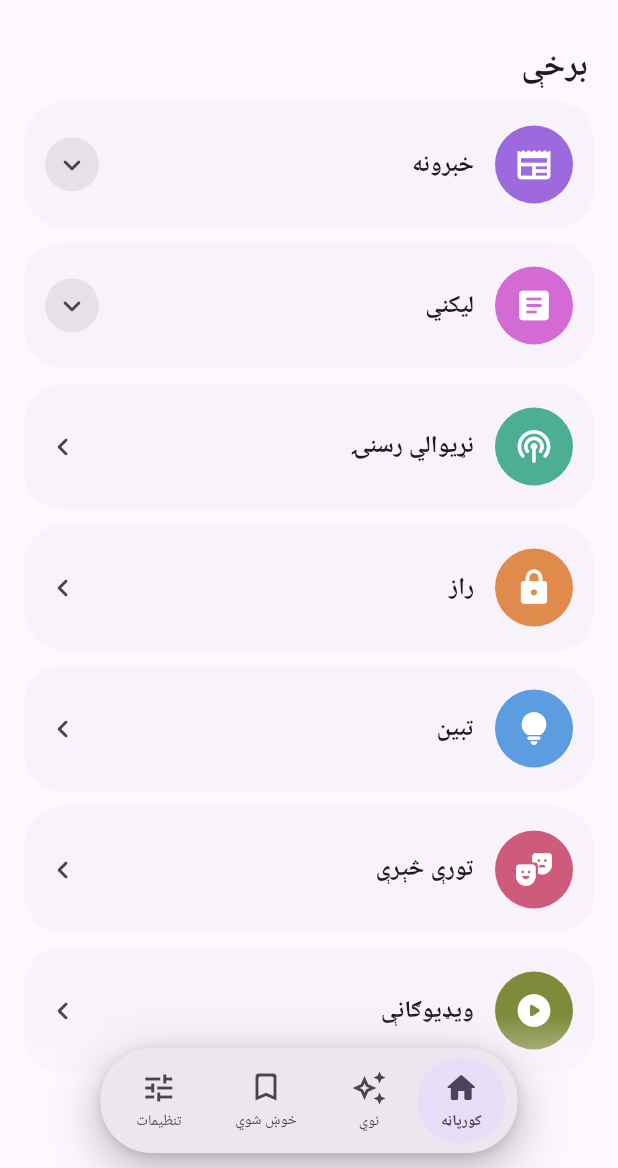
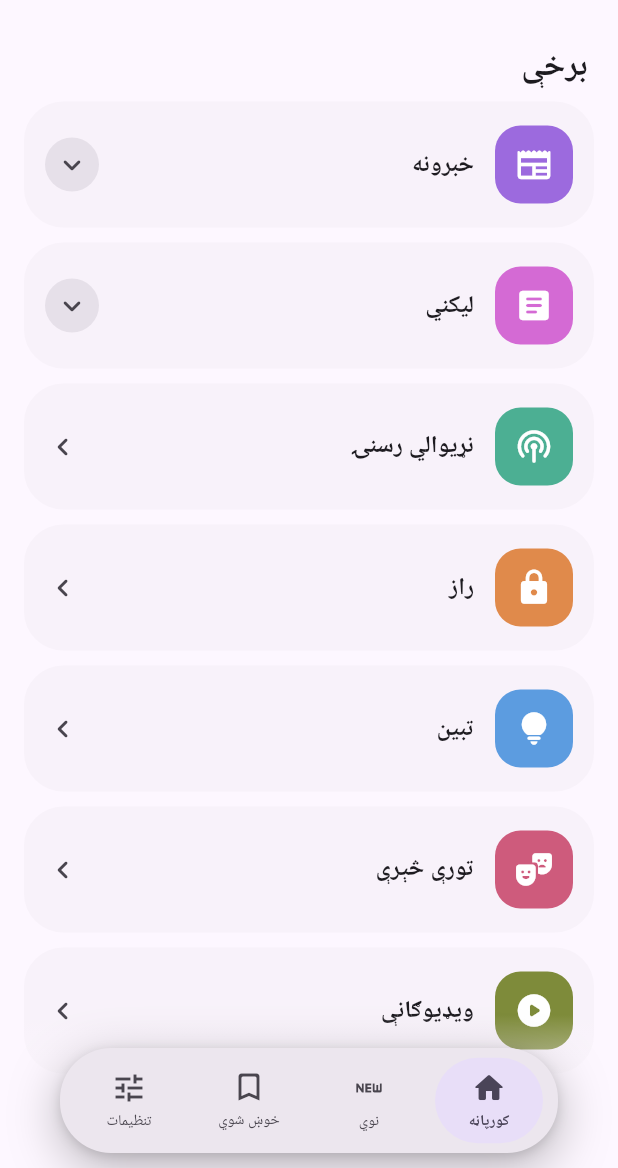
Before and after one commit to ElyasOmarcodes/Hindukush-Rss-App, a Flutter app: the screen it shows after launch, on a phone screen of 412 x 824 dp, the part 68-1236 px from its top. Run offline on Flutter 3.47's test engine with Material 3 defaults, Android fonts, the phone set to English and light mode, and no system bars; drawn by our look-alikes of custom_refresh_indicator; our stand-ins replace flutter_widget_from_html_core, hive_flutter, shamsi_date, share_plus, shared_preferences, video_player; accounts and stored records are empty; network calls fail.

Commit message:
Home polish: stronger sparkle, equal-width nav items + stadium-clipped ripple + New icon, hero carousel (2 items) with See-all card, squircle category badges
- Sparkle splash turned well up (visible in light + dark)
- Nav items now equal width with the ripple/stroke clipped to the stadium
  (consistent margins); 'Latest' uses a New icon
- Carousel: M3 hero layout (flexWeights [3,1]) = large item + peek; stronger
  bottom gradient, smaller title, and a final 'See all' card that jumps to the
  Latest tab
- Category badges use a material squircle instead of a plain circle

Co-Authored-By: Claude Opus 4.8 <noreply@anthropic.com>
Claude-Session: https://claude.ai/code/session_017BftgFzehmjuaPMeCGRHCZ

```diff
--- a/lib/core/localization/strings.dart
+++ b/lib/core/localization/strings.dart
@@ -55,6 +55,7 @@ class S {
   // Sections
   String get sectionsTitle => _p('برخې', 'بخش‌ها', 'Sections');
   String get latestTitle => _p('نوي مطالب', 'تازه‌ترین‌ها', 'Latest');
+  String get seeAll => _p('ټول کتل', 'مشاهده همه', 'See all');
   String get favoritesTitle => _p('خوښ شوي مطالب', 'علاقه‌مندی‌ها', 'Favorites');
   String get favoritesEmpty =>
       _p('تر اوسه دې هیڅ مطلب نه دی خوښ کړی', 'هنوز چیزی ذخیره نکرده‌اید', 'You haven\'t saved anything yet');
--- a/lib/core/theme/app_theme.dart
+++ b/lib/core/theme/app_theme.dart
@@ -36,10 +36,11 @@ class AppTheme {
       colorScheme: scheme,
       useMaterial3: true,
       scaffoldBackgroundColor: scheme.surface,
-      // The expressive "sparkle"/noise splash, turned up for clear feedback.
+      // The expressive "sparkle"/noise splash, turned well up so it's clearly
+      // visible in both light and dark themes.
       splashFactory: InkSparkle.splashFactory,
-      splashColor: scheme.primary.withValues(alpha: 0.32),
-      highlightColor: scheme.primary.withValues(alpha: 0.12),
+      splashColor: scheme.primary.withValues(alpha: 0.60),
+      highlightColor: scheme.primary.withValues(alpha: 0.18),
     );
 
     return base.copyWith(
--- a/lib/ui/home/home_screen.dart
+++ b/lib/ui/home/home_screen.dart
@@ -12,7 +12,10 @@ import 'widgets/news_carousel.dart';
 import 'widgets/section_list.dart';
 
 class HomeScreen extends StatefulWidget {
-  const HomeScreen({super.key});
+  const HomeScreen({super.key, this.onSeeAll});
+
+  /// Switches the app to the "Latest" tab (used by the carousel's See-all card).
+  final VoidCallback? onSeeAll;
 
   @override
   State<HomeScreen> createState() => _HomeScreenState();
@@ -93,6 +96,7 @@ class _HomeScreenState extends State<HomeScreen> {
                 articles: _latest,
                 lang: lang,
                 onTap: (a) => openPost(context, a),
+                onSeeAll: widget.onSeeAll,
               ),
             ),
             SliverToBoxAdapter(
--- a/lib/ui/home/widgets/category_card.dart
+++ b/lib/ui/home/widgets/category_card.dart
@@ -93,7 +93,8 @@ class CategoryCard extends StatelessWidget {
                     height: inset ? 40 : 52,
                     decoration: BoxDecoration(
                       color: badge,
-                      shape: BoxShape.circle,
+                      borderRadius:
+                          BorderRadius.circular(inset ? 13 : 17),
                     ),
                     alignment: Alignment.center,
                     child: Icon(
--- a/lib/ui/navigation/floating_nav_bar.dart
+++ b/lib/ui/navigation/floating_nav_bar.dart
@@ -144,18 +144,23 @@ class _NavItem extends StatelessWidget {
   @override
   Widget build(BuildContext context) {
     final fg = selected ? scheme.onSecondaryContainer : scheme.onSurfaceVariant;
-    return Pressable(
-      child: Padding(
-        padding: const EdgeInsets.symmetric(horizontal: 2),
+    // Equal-width slot for every item; a small margin keeps the ripple/stroke
+    // inside the pill and consistent across items.
+    return SizedBox(
+      width: 80,
+      child: Center(
+        child: Pressable(
           child: InkWell(
             onTap: onTap,
-          borderRadius: BorderRadius.circular(26),
+            customBorder: const StadiumBorder(),
             child: AnimatedContainer(
-            duration: const Duration(milliseconds: 260),
+              duration: const Duration(milliseconds: 300),
               curve: Curves.easeOutCubic,
-            padding: const EdgeInsets.symmetric(horizontal: 16, vertical: 8),
+              width: 72,
+              padding: const EdgeInsets.symmetric(vertical: 8),
               decoration: ShapeDecoration(
-              color: selected ? scheme.secondaryContainer : Colors.transparent,
+                color:
+                    selected ? scheme.secondaryContainer : Colors.transparent,
                 shape: const StadiumBorder(),
               ),
               child: Column(
@@ -167,8 +172,8 @@ class _NavItem extends StatelessWidget {
                   Text(
                     dest.label,
                     maxLines: 1,
-                  softWrap: false,
-                  overflow: TextOverflow.visible,
+                    overflow: TextOverflow.ellipsis,
+                    textAlign: TextAlign.center,
                     style: TextStyle(
                       fontSize: 10,
                       fontWeight: selected ? FontWeight.w700 : FontWeight.w500,
@@ -180,6 +185,7 @@ class _NavItem extends StatelessWidget {
             ),
           ),
         ),
+      ),
     );
   }
 }
--- a/lib/ui/navigation/root_scaffold.dart
+++ b/lib/ui/navigation/root_scaffold.dart
@@ -22,12 +22,14 @@ class RootScaffold extends StatefulWidget {
 class _RootScaffoldState extends State<RootScaffold> {
   int _index = 0;
 
-  static const _pages = [
-    HomeScreen(),
-    LatestScreen(),
-    FavoritesScreen(),
-    SettingsScreen(),
-  ];
+  void _goToLatest() => setState(() => _index = 1);
+
+  List<Widget> get _pages => [
+        HomeScreen(onSeeAll: _goToLatest),
+        const LatestScreen(),
+        const FavoritesScreen(),
+        const SettingsScreen(),
+      ];
 
   @override
   Widget build(BuildContext context) {
@@ -80,7 +82,7 @@ class _RootScaffoldState extends State<RootScaffold> {
         onSelect: (i) => setState(() => _index = i),
         destinations: [
           NavDest(Icons.home_outlined, Icons.home_rounded, s.navHome),
-          NavDest(Icons.auto_awesome_outlined, Icons.auto_awesome_rounded,
+          NavDest(Icons.fiber_new_outlined, Icons.fiber_new_rounded,
               s.navLatest),
           NavDest(Icons.bookmark_outline_rounded, Icons.bookmark_rounded,
               s.navFavorites),
```
Also changed, not shown: lib/ui/home/widgets/news_carousel.dart (+81 -16 lines). Lines whose indentation alone changed are shown as unchanged.
